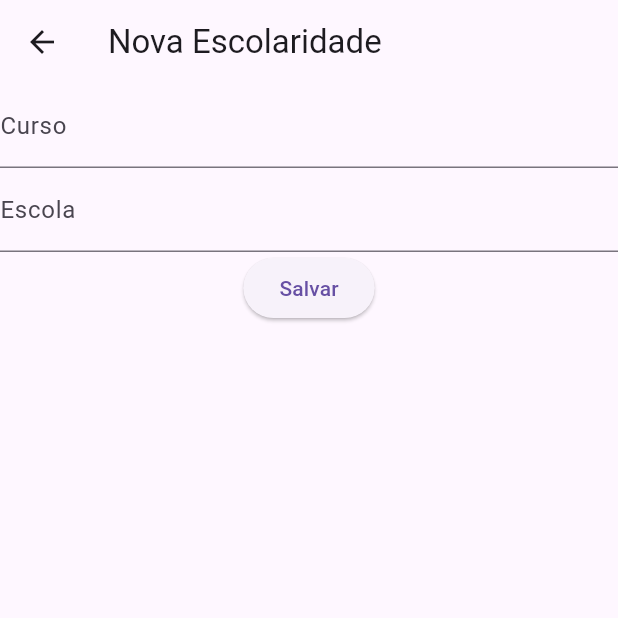
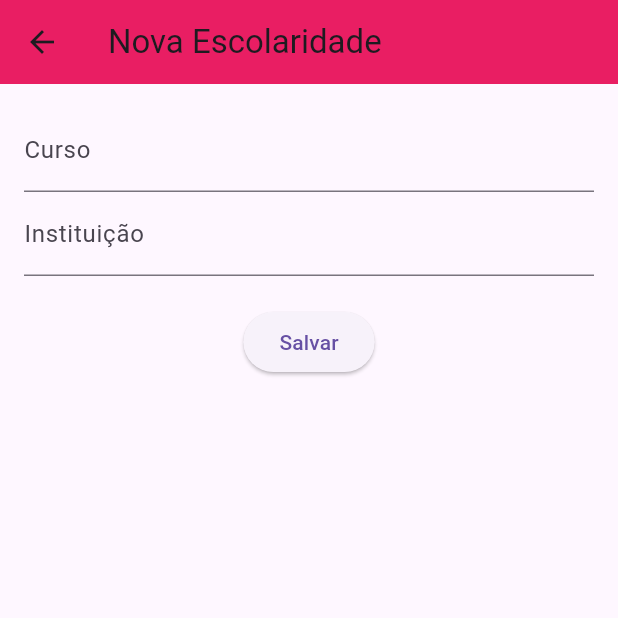
Before and after one commit to sophiaMileski/projeto_curriculo_dsdm, a Flutter app: the FormEscolaridade screen opened directly, on a phone screen of 412 x 824 dp, the top half of it. Run offline on Flutter 3.47's test engine with Material 3 defaults, Android fonts, the phone set to English and light mode, and no system bars.

Commit message:
forms escolaridade

```diff
--- a/lib/main.dart
+++ b/lib/main.dart
@@ -352,8 +352,13 @@ class FormEscolaridade extends StatelessWidget {
     TextEditingController escola = TextEditingController();
 
     return Scaffold(
-      appBar: AppBar(title: Text("Nova Escolaridade")),
-      body: Column(
+      appBar: AppBar(
+        title: Text("Nova Escolaridade"),
+        backgroundColor: Colors.pink,
+      ),
+      body: Padding(
+        padding: EdgeInsets.all(16),
+        child: Column(
           children: [
             TextField(
               controller: curso,
@@ -361,17 +366,19 @@ class FormEscolaridade extends StatelessWidget {
             ),
             TextField(
               controller: escola,
-            decoration: InputDecoration(labelText: "Escola"),
+              decoration: InputDecoration(labelText: "Instituição"),
             ),
-
+            SizedBox(height: 20),
             ElevatedButton(
               onPressed: () {
-              Navigator.pop(
-                  context, Escolaridade(curso.text, escola.text));
+                if (curso.text != '' && escola.text != '') {
+                  Navigator.pop(context, Escolaridade(curso.text, escola.text));
+                }
               },
               child: Text("Salvar"),
-          )
+            ),
           ],
+        ),
       ),
     );
   }
```
Lines whose indentation alone changed are shown as unchanged.
